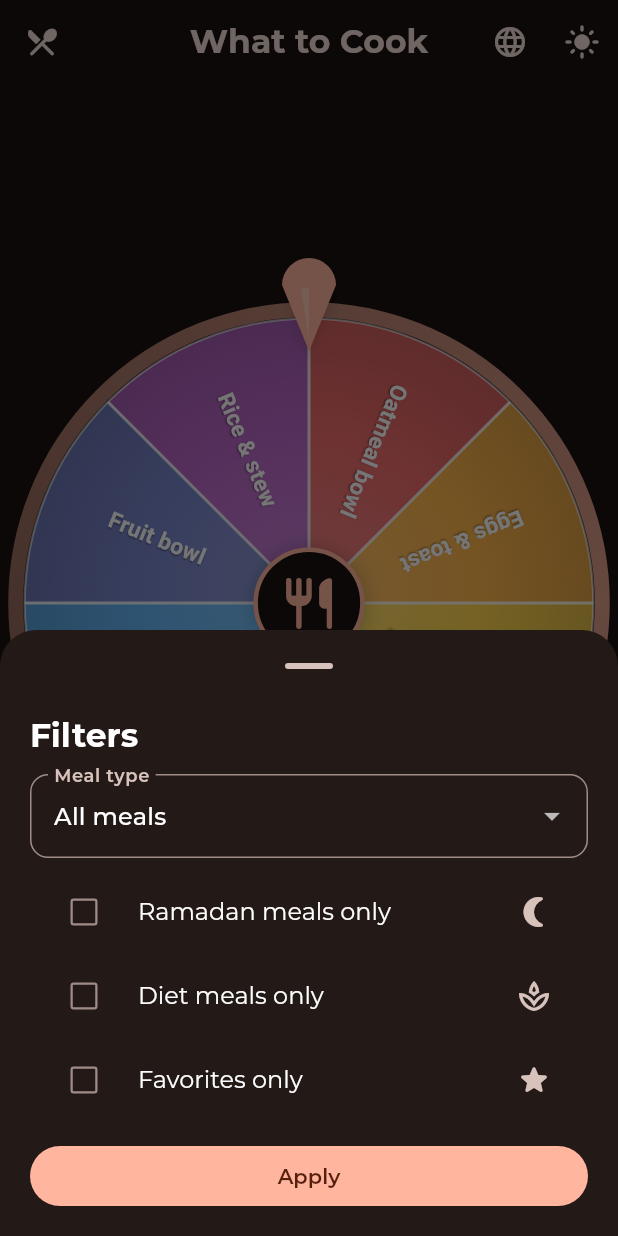
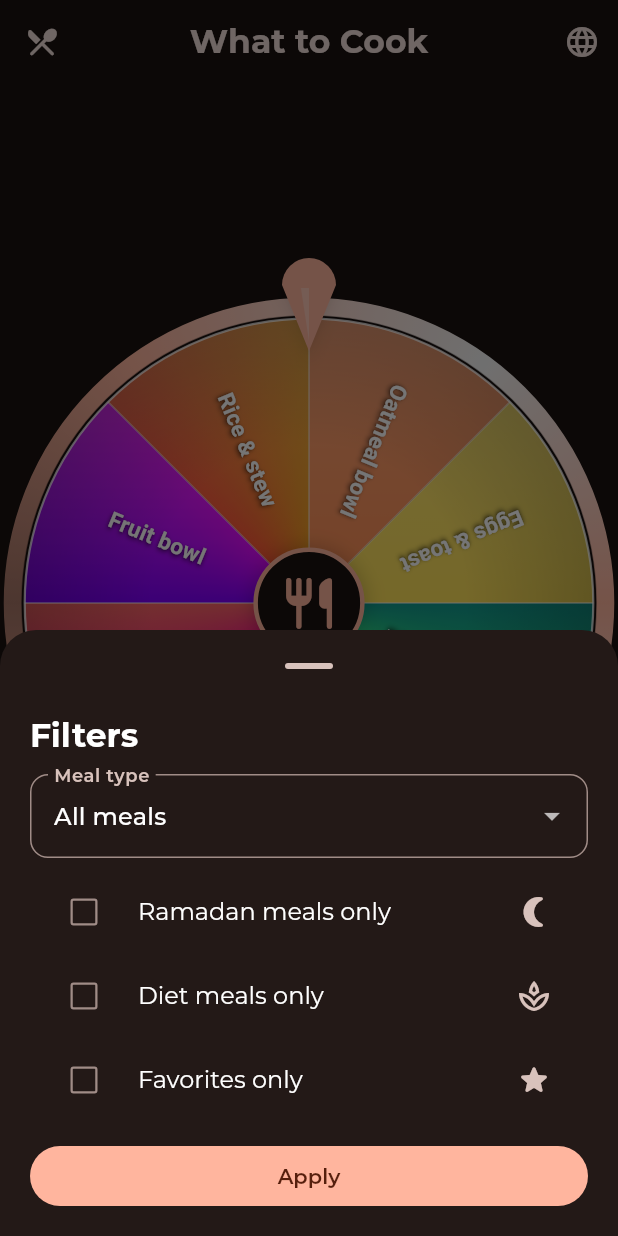
Before and after one commit to Rajab-Alkahef/sho_altabkha, a Flutter app: the screen it shows after launch, after a tap on "Filters", on a phone screen of 412 x 824 dp. Run offline on Flutter 3.47's test engine with Material 3 defaults, Android fonts, the light colour scheme and no system bars; our stand-ins replace easy_localization, flutter_riverpod, flutter_screenutil, get_it, go_router, hive_flutter and 1 more; accounts and stored records are empty; project files that could hold a hidden picture were left out.

Commit message:
remove the light mode

```diff
--- a/lib/features/home/presentation/pages/home_page.dart
+++ b/lib/features/home/presentation/pages/home_page.dart
@@ -89,13 +89,13 @@ class _HomePageState extends ConsumerState<HomePage> {
             },
             icon: const Icon(Icons.language_rounded),
           ),
-          IconButton(
-            tooltip: isDark ? 'theme_light'.tr() : 'theme_dark'.tr(),
-            onPressed: () => ref.read(themeModeProvider.notifier).toggle(),
-            icon: Icon(
-              isDark ? Icons.light_mode_rounded : Icons.dark_mode_rounded,
-            ),
-          ),
+          // IconButton(
+          //   tooltip: isDark ? 'theme_light'.tr() : 'theme_dark'.tr(),
+          //   onPressed: () => ref.read(themeModeProvider.notifier).toggle(),
+          //   icon: Icon(
+          //     isDark ? Icons.light_mode_rounded : Icons.dark_mode_rounded,
+          //   ),
+          // ),
         ],
       ),
       body: wheel.when(
--- a/lib/features/home/presentation/widgets/fortune_wheel.dart
+++ b/lib/features/home/presentation/widgets/fortune_wheel.dart
@@ -6,15 +6,15 @@ import 'package:flutter/services.dart';
 
 import '../../../food/domain/entities/food.dart';
 
-const List<Color> _kWheelPalette = [
-  Color(0xFFEF6C6C), // coral
-  Color(0xFFFFB74D), // amber
-  Color(0xFFFFD54F), // mustard
-  Color(0xFF81C784), // mint
-  Color(0xFF4DB6AC), // teal
-  Color(0xFF64B5F6), // sky
-  Color(0xFF7986CB), // indigo
-  Color(0xFFBA68C8), // orchid
+const List<List<Color>> _kWheelPalette = [
+  [Color(0xFFFF6B6B), Color(0xFFFF8E53)], // sunset
+  [Color(0xFFFFA751), Color(0xFFFFE259)], // gold sunrise
+  [Color(0xFF11998E), Color(0xFF38EF7D)], // emerald
+  [Color(0xFF36D1DC), Color(0xFF5B86E5)], // ocean
+  [Color(0xFF8E2DE2), Color(0xFF4A00E0)], // royal purple
+  [Color(0xFFEC008C), Color(0xFFFC6767)], // pink heat
+  [Color(0xFF7F00FF), Color(0xFFE100FF)], // violet pop
+  [Color(0xFFFF512F), Color(0xFFF09819)], // tangerine
 ];
 
 class FortuneWheel extends StatefulWidget {
@@ -236,7 +236,7 @@ class _WheelPainter extends CustomPainter {
 
   final List<Food> items;
   final double rotation;
-  final List<Color> palette;
+  final List<List<Color>> palette;
   final Color ringColor;
   final Color dividerColor;
   final Color hubColor;
@@ -262,39 +262,58 @@ class _WheelPainter extends CustomPainter {
       false,
     );
 
-    // Slices with radial gradient for depth.
+    // Slices with sweep gradient pairs for a modern vibrant look.
     for (var i = 0; i < n; i++) {
       final isHi = highlightIndex == i;
-      final base = palette[i % palette.length];
-      final gradient = RadialGradient(
-        center: Alignment.center,
-        radius: 0.5,
-        colors: [
-          Color.lerp(base, Colors.white, 0.18)!,
-          base,
-          Color.lerp(base, Colors.black, 0.12)!,
-        ],
-        stops: const [0.0, 0.6, 1.0],
+      final pair = palette[i % palette.length];
+      final c1 = pair[0];
+      final c2 = pair[1];
+      final start = -pi / 2 + rotation + i * sweep;
+
+      // Outer glow under highlighted slice (winner pop).
+      if (isHi) {
+        final glow = Paint()
+          ..color = c2.withValues(alpha: 0.55)
+          ..maskFilter = const MaskFilter.blur(BlurStyle.normal, 18);
+        canvas.drawArc(rect, start, sweep, true, glow);
+      }
+
+      final sliceGradient = SweepGradient(
+        startAngle: start,
+        endAngle: start + sweep,
+        colors: [c1, c2],
       );
       final paint = Paint()
-        ..shader = gradient.createShader(rect)
+        ..shader = sliceGradient.createShader(rect)
         ..style = PaintingStyle.fill;
-      final start = -pi / 2 + rotation + i * sweep;
       canvas.drawArc(rect, start, sweep, true, paint);
 
+      // Inner radial darkening near rim for depth.
+      final depth = Paint()
+        ..shader = RadialGradient(
+          center: Alignment.center,
+          radius: 0.5,
+          colors: [
+            Colors.transparent,
+            Colors.black.withValues(alpha: isHi ? 0.05 : 0.18),
+          ],
+          stops: const [0.55, 1.0],
+        ).createShader(rect);
+      canvas.drawArc(rect, start, sweep, true, depth);
+
       if (isHi) {
-        final highlight = Paint()
-          ..color = Colors.white.withValues(alpha: 0.18)
+        final pop = Paint()
+          ..color = Colors.white.withValues(alpha: 0.22)
           ..style = PaintingStyle.fill;
-        canvas.drawArc(rect, start, sweep, true, highlight);
+        canvas.drawArc(rect, start, sweep, true, pop);
       }
     }
 
-    // Slice dividers.
+    // Slice dividers — softer, with subtle glow.
     final divider = Paint()
-      ..color = dividerColor
+      ..color = dividerColor.withValues(alpha: 0.45)
       ..style = PaintingStyle.stroke
-      ..strokeWidth = 2;
+      ..strokeWidth = 1.2;
     for (var i = 0; i < n; i++) {
       final a = -pi / 2 + rotation + i * sweep;
       canvas.drawLine(
@@ -303,6 +322,18 @@ class _WheelPainter extends CustomPainter {
         divider,
       );
     }
+
+    // Glassy dome highlight on top half.
+    final dome = Paint()
+      ..shader = LinearGradient(
+        begin: Alignment.topCenter,
+        end: Alignment.center,
+        colors: [
+          Colors.white.withValues(alpha: 0.22),
+          Colors.white.withValues(alpha: 0.0),
+        ],
+      ).createShader(rect);
+    canvas.drawCircle(center, radius, dome);
 
     // Labels.
     final labelFont = n <= 6
@@ -327,10 +358,14 @@ class _WheelPainter extends CustomPainter {
             height: 1.05,
             shadows: const [
               Shadow(
-                color: Color(0x66000000),
-                // blurRadius: 1,
+                color: Color(0x99000000),
+                blurRadius: 4,
+                offset: Offset(0, 1.5),
+              ),
+              Shadow(
+                color: Color(0x55000000),
                 blurRadius: 1,
-                offset: Offset(0, 1),
+                offset: Offset(0, 0.5),
               ),
             ],
           ),
@@ -349,28 +384,39 @@ class _WheelPainter extends CustomPainter {
       canvas.restore();
     }
 
-    // Outer ring with subtle gradient.
-    final ringRect = Rect.fromCircle(center: center, radius: radius + 6);
+    // Outer ring — glossy multi-stop sweep gradient with metallic highlights.
+    final ringRect = Rect.fromCircle(center: center, radius: radius + 8);
     final outerRing = Paint()
       ..style = PaintingStyle.stroke
-      ..strokeWidth = 10
+      ..strokeWidth = 12
       ..shader = SweepGradient(
         colors: [
-          ringColor.withValues(alpha: 0.85),
-          ringColor.withValues(alpha: 0.55),
-          ringColor.withValues(alpha: 0.85),
+          ringColor,
+          Colors.white.withValues(alpha: 0.95),
+          ringColor,
+          Color.lerp(ringColor, Colors.black, 0.35)!,
+          ringColor,
+          Colors.white.withValues(alpha: 0.95),
+          ringColor,
         ],
-        stops: const [0, 0.5, 1],
+        stops: const [0.0, 0.15, 0.35, 0.5, 0.65, 0.85, 1.0],
         transform: GradientRotation(rotation),
       ).createShader(ringRect);
-    canvas.drawCircle(center, radius + 6, outerRing);
+    canvas.drawCircle(center, radius + 8, outerRing);
 
-    // Thin inner ring at slice edge for crispness.
-    final innerRing = Paint()
-      ..color = Colors.white.withValues(alpha: 0.6)
+    // Thin bright inner rim at slice edge for crispness.
+    final innerRim = Paint()
+      ..color = Colors.white.withValues(alpha: 0.75)
       ..style = PaintingStyle.stroke
       ..strokeWidth = 1.5;
-    canvas.drawCircle(center, radius, innerRing);
+    canvas.drawCircle(center, radius, innerRim);
+
+    // Subtle dark hairline just inside the outer ring for crisp separation.
+    final hairline = Paint()
+      ..color = Colors.black.withValues(alpha: 0.25)
+      ..style = PaintingStyle.stroke
+      ..strokeWidth = 1;
+    canvas.drawCircle(center, radius + 2, hairline);
   }
 
   @override
```
